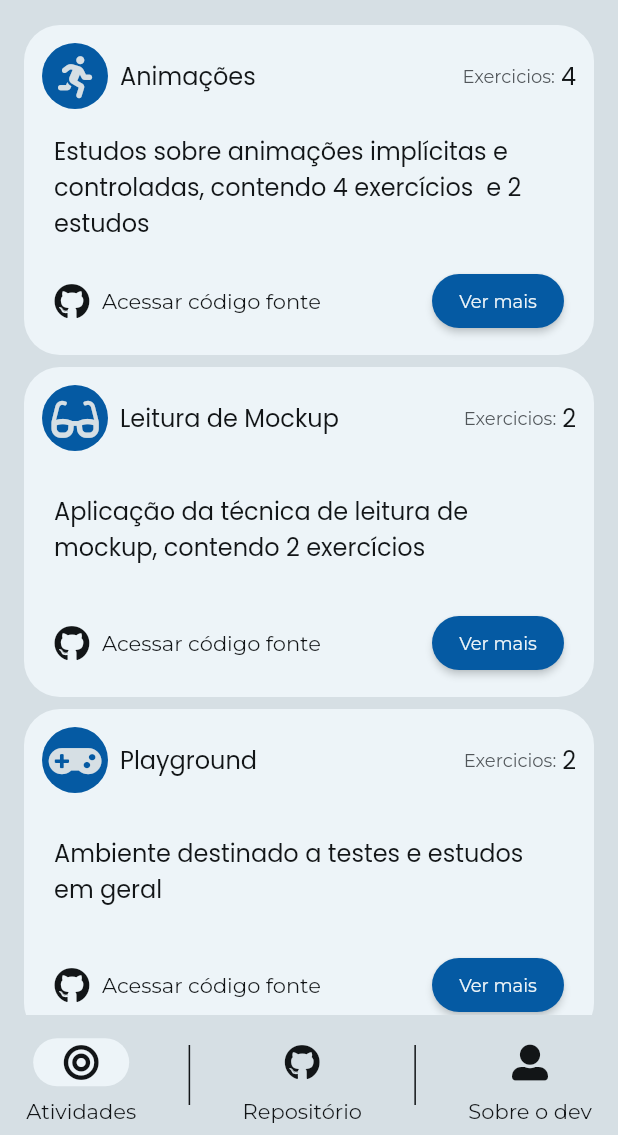
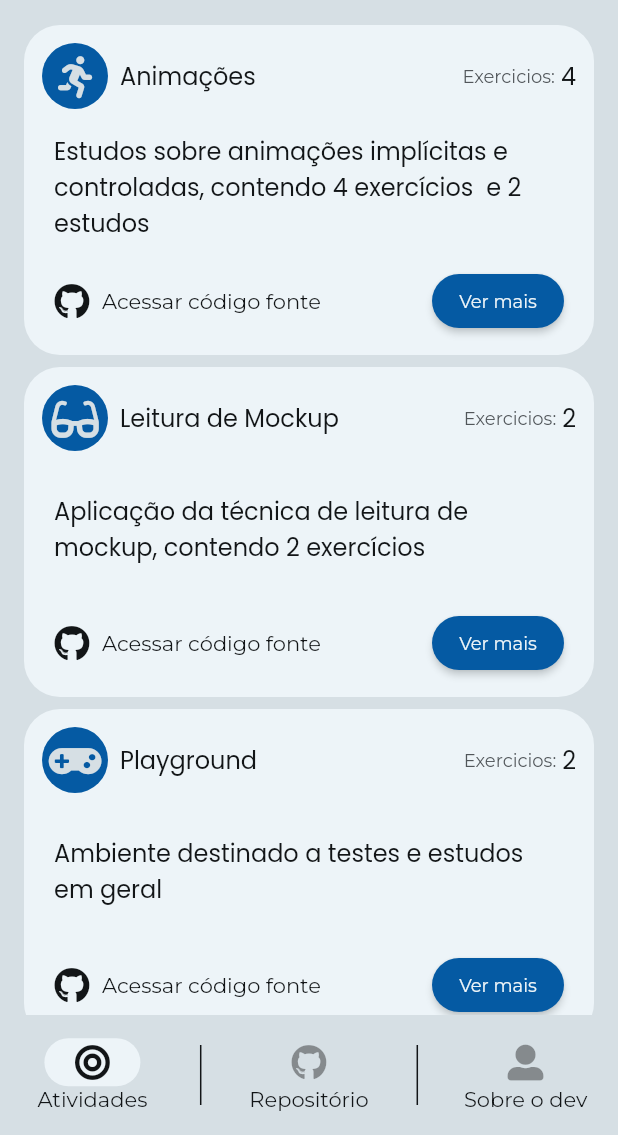
Before and after one commit to albrechetti/masterclass_app, a Flutter app: the screen it shows after launch, on a phone screen of 412 x 824 dp, the part 101-1236 px from its top. Run offline on Flutter 3.47's test engine with Material 2 defaults, Android fonts, the phone set to English and light mode, and no system bars; our stand-ins replace flutter_mobx, flutter_modular, font_awesome_flutter, google_fonts, lottie, mobx; generated files the repository leaves out were written again.

Commit message:
ajuste estilo bottom bar items

```diff
--- a/lib/app/shared/widgets/custom_bottom_bar_item.dart
+++ b/lib/app/shared/widgets/custom_bottom_bar_item.dart
@@ -18,8 +18,11 @@ class CustomBottomBarItem extends StatelessWidget {
 
   @override
   Widget build(BuildContext context) {
-    return SizedBox(
+    return GestureDetector(
+      onTap: () => navigationController.setPageIndex(indexPage),
+      child: SizedBox(
         height: 68,
+        width: MediaQuery.of(context).size.width / 4,
         child: Column(
           crossAxisAlignment: CrossAxisAlignment.center,
           mainAxisAlignment: MainAxisAlignment.center,
@@ -38,19 +41,19 @@ class CustomBottomBarItem extends StatelessWidget {
                     borderRadius: BorderRadius.circular(20),
                   ),
                 ),
-              IconButton(
-                splashRadius: 20,
-                splashColor: Theme.of(context).primaryColor,
-                icon: icon,
-                color: Theme.of(context).highlightColor,
-                iconSize: 24,
-                onPressed: () => navigationController.setPageIndex(indexPage),
+                Icon(
+                  icon.icon,
+                  color: isSelected
+                      ? Theme.of(context).highlightColor
+                      : Theme.of(context).disabledColor,
+                  size: 24,
                 ),
               ],
             ),
             Text(title, style: Theme.of(context).textTheme.bodyText1)
           ],
         ),
+      ),
     );
   }
 }
```
Lines whose indentation alone changed are shown as unchanged.
